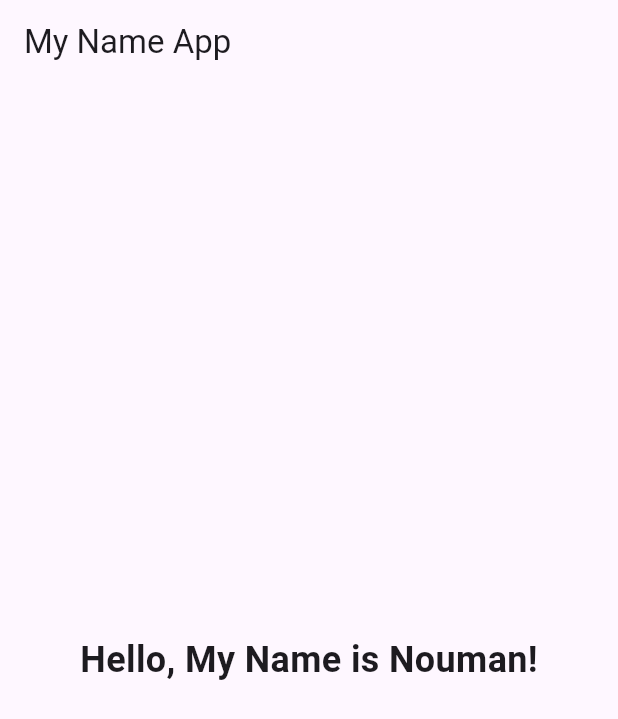
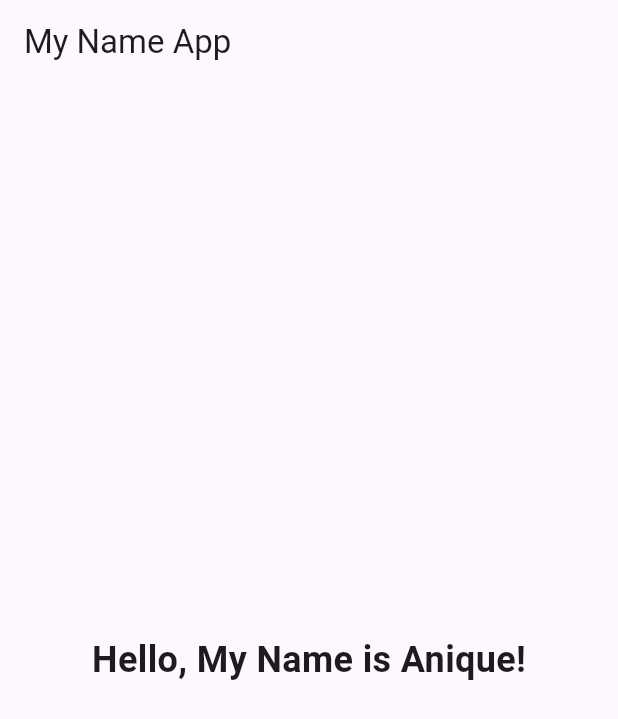
Before and after one commit to Aniqueul/App-development, a Flutter app: the screen it shows after launch, on a phone screen of 412 x 824 dp. Shown: the top 719 px of the screen. Run offline on Flutter 3.47's test engine with Material 3 defaults, Android fonts, the phone set to English and light mode, and no system bars.

Commit message:
Update main.dart
change the name

```diff
--- a/lib/main.dart
+++ b/lib/main.dart
@@ -15,7 +15,7 @@ class MyApp extends StatelessWidget {
         ),
         body: Center(
           child: Text(
-            'Hello, My Name is Nouman!', // Replace [Your Name] with your actual name
+            'Hello, My Name is Anique!', // Replace [Your Name] with your actual name
             style: TextStyle(fontSize: 24, fontWeight: FontWeight.bold),
           ),
         ),
```
